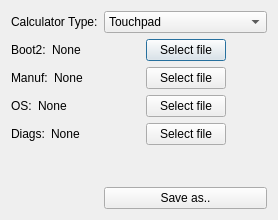
Before: the Qt Designer form flashdialog.ui in nspire-emus/firebird, drawn with Qt 5.
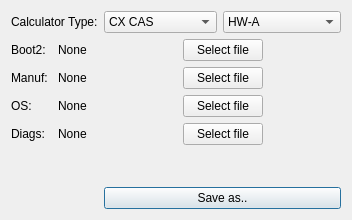
After: the same form once the commit is applied. Icons and pictures are not drawn.

```diff
--- a/flashdialog.ui
+++ b/flashdialog.ui
@@ -6,7 +6,7 @@
    <rect>
     <x>0</x>
     <y>0</y>
-    <width>278</width>
+    <width>334</width>
     <height>220</height>
    </rect>
   </property>
@@ -17,45 +17,50 @@
    <iconset resource="resources.qrc">
     <normaloff>:/icons/resources/firebird.png</normaloff>:/icons/resources/firebird.png</iconset>
   </property>
-  <layout class="QFormLayout" name="formLayout">
-   <property name="fieldGrowthPolicy">
-    <enum>QFormLayout::AllNonFixedFieldsGrow</enum>
-   </property>
-   <item row="0" column="0">
-    <widget class="QLabel" name="label">
+  <layout class="QGridLayout" name="gridLayout">
+   <item row="4" column="0">
+    <layout class="QHBoxLayout" name="horizontalLayout_8">
+     <item>
+      <widget class="QLabel" name="label_6">
      <property name="text">
-      <string>Calculator Type:</string>
+        <string>Diags:</string>
      </property>
     </widget>
    </item>
-   <item row="0" column="1">
-    <widget class="QComboBox" name="selectModel">
-     <property name="currentText">
-      <string notr="true">Touchpad</string>
-     </property>
      <item>
+      <widget class="QLabel" name="labelDiags">
       <property name="text">
-       <string notr="true">Touchpad</string>
-      </property>
+        <string>None</string>
+       </property>
+      </widget>
      </item>
-     <item>
-      <property name="text">
-       <string notr="true">Touchpad CAS</string>
-      </property>
-     </item>
-     <item>
-      <property name="text">
-       <string notr="true">CX</string>
-      </property>
-     </item>
+    </layout>
+   </item>
+   <item row="5" column="1">
+    <spacer name="verticalSpacer">
+     <property name="orientation">
+      <enum>Qt::Vertical</enum>
+     </property>
+     <property name="sizeHint" stdset="0">
+      <size>
+       <width>20</width>
+       <height>40</height>
+      </size>
+     </property>
+    </spacer>
+   </item>
+   <item row="6" column="1">
+    <layout class="QHBoxLayout" name="horizontalLayout_7">
      <item>
+      <widget class="QPushButton" name="buttonSave">
       <property name="text">
-       <string notr="true">CX CAS</string>
-      </property>
-     </item>
-    </widget>
-   </item>
-   <item row="3" column="0">
+        <string>Save as..</string>
+       </property>
+      </widget>
+     </item>
+    </layout>
+   </item>
+   <item row="1" column="0">
     <layout class="QHBoxLayout" name="horizontalLayout">
      <item>
       <widget class="QLabel" name="label_2">
@@ -73,7 +78,7 @@
      </item>
     </layout>
    </item>
-   <item row="3" column="1">
+   <item row="1" column="1">
     <layout class="QHBoxLayout" name="horizontalLayout_2">
      <item>
       <spacer name="horizontalSpacer_3">
@@ -110,7 +115,7 @@
      </item>
     </layout>
    </item>
-   <item row="5" column="0">
+   <item row="2" column="0">
     <layout class="QHBoxLayout" name="horizontalLayout_5">
      <item>
       <widget class="QLabel" name="label_4">
@@ -128,7 +133,44 @@
      </item>
     </layout>
    </item>
-   <item row="5" column="1">
+   <item row="4" column="1">
+    <layout class="QHBoxLayout" name="horizontalLayout_9">
+     <item>
+      <spacer name="horizontalSpacer_2">
+       <property name="orientation">
+        <enum>Qt::Horizontal</enum>
+       </property>
+       <property name="sizeHint" stdset="0">
+        <size>
+         <width>40</width>
+         <height>20</height>
+        </size>
+       </property>
+      </spacer>
+     </item>
+     <item>
+      <widget class="QPushButton" name="buttonDiags">
+       <property name="text">
+        <string>Select file</string>
+       </property>
+      </widget>
+     </item>
+     <item>
+      <spacer name="horizontalSpacer">
+       <property name="orientation">
+        <enum>Qt::Horizontal</enum>
+       </property>
+       <property name="sizeHint" stdset="0">
+        <size>
+         <width>40</width>
+         <height>20</height>
+        </size>
+       </property>
+      </spacer>
+     </item>
+    </layout>
+   </item>
+   <item row="2" column="1">
     <layout class="QHBoxLayout" name="horizontalLayout_3">
      <item>
       <spacer name="horizontalSpacer_5">
@@ -165,7 +207,7 @@
      </item>
     </layout>
    </item>
-   <item row="7" column="0">
+   <item row="3" column="0">
     <layout class="QHBoxLayout" name="horizontalLayout_6">
      <item>
       <widget class="QLabel" name="label_5">
@@ -183,7 +225,7 @@
      </item>
     </layout>
    </item>
-   <item row="7" column="1">
+   <item row="3" column="1">
     <layout class="QHBoxLayout" name="horizontalLayout_4">
      <item>
       <spacer name="horizontalSpacer_6">
@@ -220,81 +262,59 @@
      </item>
     </layout>
    </item>
-   <item row="8" column="0">
-    <layout class="QHBoxLayout" name="horizontalLayout_8">
-     <item>
-      <widget class="QLabel" name="label_6">
+   <item row="0" column="0">
+    <widget class="QLabel" name="label">
        <property name="text">
-        <string>Diags:</string>
+      <string>Calculator Type:</string>
        </property>
       </widget>
      </item>
+   <item row="0" column="1">
+    <layout class="QHBoxLayout" name="horizontalLayout_10">
      <item>
-      <widget class="QLabel" name="labelDiags">
+      <widget class="QComboBox" name="selectModel">
+       <property name="currentIndex">
+        <number>3</number>
+       </property>
+       <item>
        <property name="text">
-        <string>None</string>
-       </property>
-      </widget>
-     </item>
-    </layout>
-   </item>
-   <item row="8" column="1">
-    <layout class="QHBoxLayout" name="horizontalLayout_9">
+         <string notr="true">Touchpad</string>
+        </property>
+       </item>
+       <item>
+        <property name="text">
+         <string notr="true">Touchpad CAS</string>
+        </property>
+       </item>
      <item>
-      <spacer name="horizontalSpacer_2">
-       <property name="orientation">
-        <enum>Qt::Horizontal</enum>
-       </property>
-       <property name="sizeHint" stdset="0">
-        <size>
-         <width>40</width>
-         <height>20</height>
-        </size>
-       </property>
-      </spacer>
+        <property name="text">
+         <string notr="true">CX</string>
+        </property>
      </item>
      <item>
-      <widget class="QPushButton" name="buttonDiags">
        <property name="text">
-        <string>Select file</string>
-       </property>
+         <string notr="true">CX CAS</string>
+        </property>
+       </item>
       </widget>
      </item>
      <item>
-      <spacer name="horizontalSpacer">
-       <property name="orientation">
-        <enum>Qt::Horizontal</enum>
-       </property>
-       <property name="sizeHint" stdset="0">
-        <size>
-         <width>40</width>
-         <height>20</height>
-        </size>
-       </property>
-      </spacer>
-     </item>
-    </layout>
-   </item>
-   <item row="9" column="1">
-    <spacer name="verticalSpacer">
-     <property name="orientation">
-      <enum>Qt::Vertical</enum>
-     </property>
-     <property name="sizeHint" stdset="0">
-      <size>
-       <width>20</width>
-       <height>40</height>
-      </size>
-     </property>
-    </spacer>
-   </item>
-   <item row="10" column="1">
-    <layout class="QHBoxLayout" name="horizontalLayout_7">
+      <widget class="QComboBox" name="selectModelRev">
+       <item>
+        <property name="text">
+         <string>HW-A</string>
+        </property>
+       </item>
+       <item>
+        <property name="text">
+         <string>HW-J (CXCR)</string>
+        </property>
+       </item>
      <item>
-      <widget class="QPushButton" name="buttonSave">
        <property name="text">
-        <string>Save as..</string>
-       </property>
+         <string>HW-W (CXCR4)</string>
+        </property>
+       </item>
       </widget>
      </item>
     </layout>
```
Lines whose indentation alone changed are shown as unchanged.
